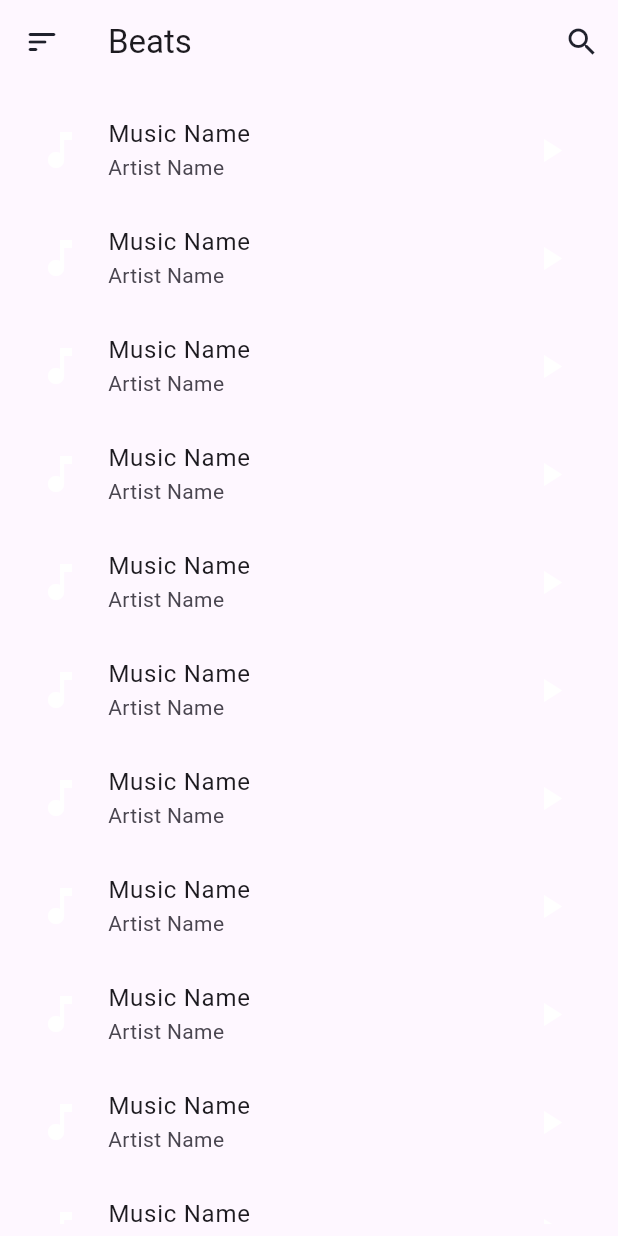
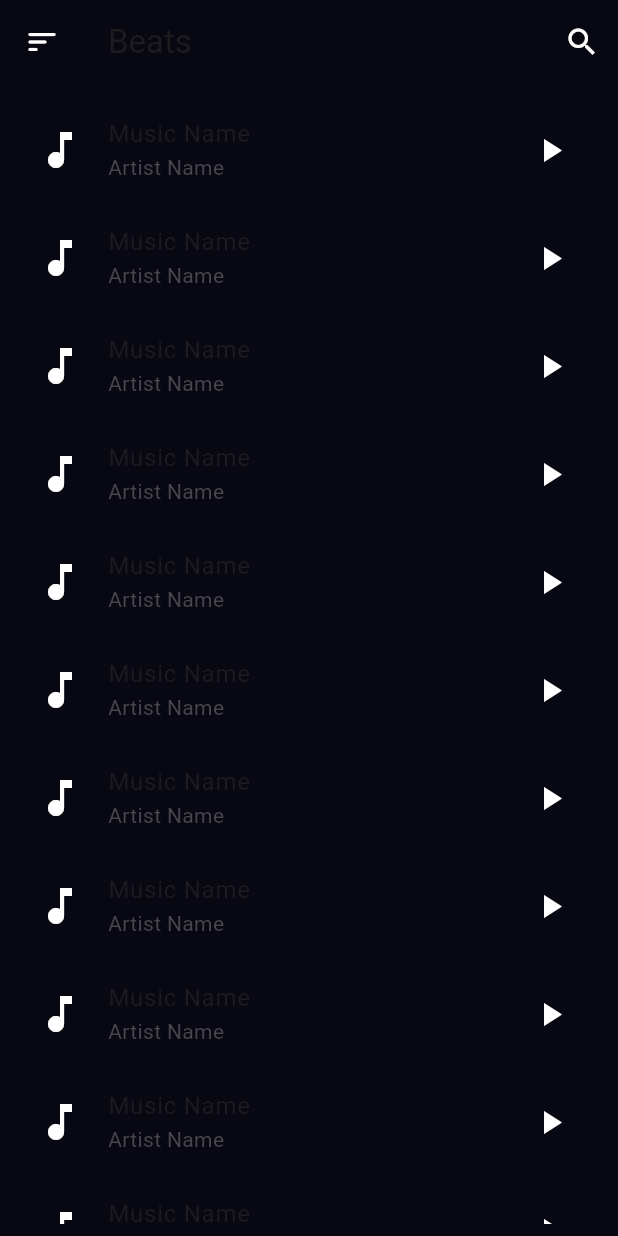
Before and after one commit to zobaer53/Flutter-Music-Player, a Flutter app: the screen it shows after launch, after a tap on the "search" icon, on a phone screen of 412 x 824 dp. Run offline on Flutter 3.47's test engine with Material 3 defaults, Android fonts, the light colour scheme and no system bars; Roboto replaces fonts that are missing (reqular).

Commit message:
fix -- home UI bugs

```diff
--- a/lib/consts/colors.dart
+++ b/lib/consts/colors.dart
@@ -1,7 +1,5 @@
 
 import 'dart:ui';
-
-const bgColor = Color(0xff1F212C);
 const whiteColor = Color(0xffffffff);
 const sliderColor = Color(0xff7E70FF);
 const buttonColor = Color(0xff60E950);
--- a/lib/consts/text_style.dart
+++ b/lib/consts/text_style.dart
@@ -5,10 +5,10 @@ import 'package:flutter_music_player/consts/colors.dart';
 const bold = 'bold';
 const regular = 'regular';
 
-textStyle({family = "regular", double? size = 14,    color = whitebgColor}){
+myTextStyle({family = 'regular', double? size = 14, color = whiteColor}){
   TextStyle(
       fontSize: size,
       color: color,
       fontFamily: family
-  )
+  );
 }
--- a/lib/main.dart
+++ b/lib/main.dart
@@ -1,4 +1,5 @@
 import 'package:flutter/material.dart';
+import 'package:flutter_music_player/consts/colors.dart';
 import 'package:flutter_music_player/views/home.dart';
 
 void main() {
@@ -12,12 +13,13 @@ class MyApp extends StatelessWidget {
   @override
   Widget build(BuildContext context) {
     return MaterialApp(
+      debugShowCheckedModeBanner: false,
       title: 'Flutter Demo',
       theme: ThemeData(
-        fontFamily: 'reqular',
+        //fontFamily: 'reqular',
         appBarTheme: const AppBarTheme(
-           backgroundColor: Colors.transparent,
-          elevation: 0
+           backgroundColor: bgDarkColor,
+          //elevation: 0
         )
       ),
       home:const Home() ,
--- a/lib/views/home.dart
+++ b/lib/views/home.dart
@@ -8,21 +8,21 @@ class Home extends StatelessWidget {
   @override
   Widget build(BuildContext context) {
     return Scaffold(
+      backgroundColor: bgDarkColor,
       appBar: AppBar(
         actions: [
           IconButton(onPressed: (){
-
-          }, icon: const Icon(Icons.search, color: bgColor,))
+          }, icon: const Icon(Icons.search, color: whiteColor,))
         ],
-        leading: const Icon(Icons.sort_rounded,color: bgColor,),
+        leading: const Icon(Icons.sort_rounded,color: whiteColor,),
         title: Text('Beats',
-        style: textStyle(
+        style: myTextStyle(
           family: bold,
-          size: 18
+          size: 18,
+          color: whiteColor
         ),),
       ),
       body: Padding(
-
         padding: const EdgeInsets.all(8.0),
         child: ListView.builder(
           itemCount: 100,
@@ -33,15 +33,17 @@ class Home extends StatelessWidget {
                 ),
                 child: ListTile(
                   title: Text('Music Name',
-                  strutStyle: textStyle(
+                  strutStyle: myTextStyle(
                     family: bold,
-                    size: 15
+                    size: 15,
+                      color: whiteColor
                   ),
                   ),
                   subtitle: Text('Artist Name',
-                  strutStyle: textStyle(
+                  strutStyle: myTextStyle(
                       family:regular,
-                      size: 12
+                      size: 12,
+                    color: whiteColor
                   ),
                 ),
                   leading: Icon(Icons.music_note, color: whiteColor,size: 32,),
```
Also changed, not shown: pubspec.yaml (+7 -6 lines).
